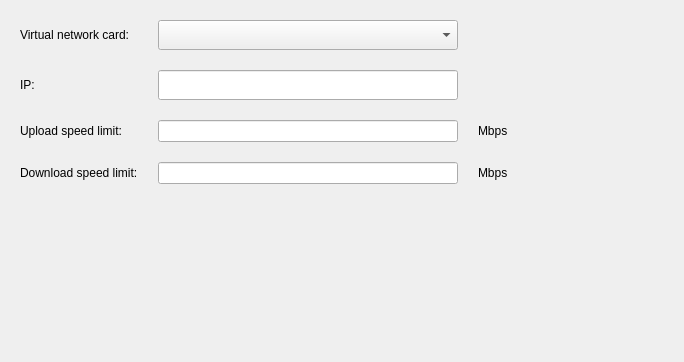
The window that src/pages/container/base-configuration/network-conf-tab.ui (openeuler-mirror/ks-scmc-gui) describes before a commit, drawn with Qt 5.
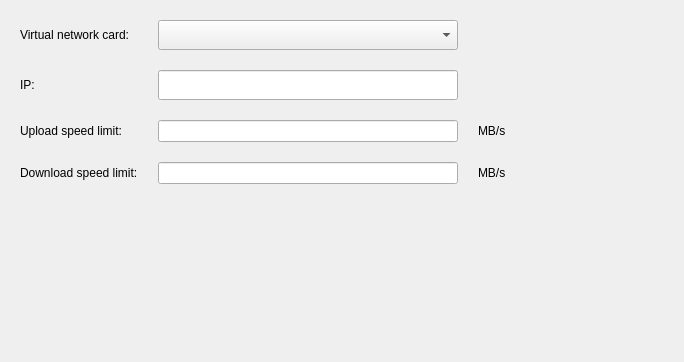
The same window after the commit. Custom widgets are drawn as their Qt base class.

Commit message: fix（pages）：modify mbps - 容器网络限制的单位修改为MB/s

```diff
--- a/src/pages/container/base-configuration/network-conf-tab.ui
+++ b/src/pages/container/base-configuration/network-conf-tab.ui
@@ -129,14 +129,14 @@
      <item row="2" column="2">
       <widget class="QLabel" name="label_3">
        <property name="text">
-        <string>Mbps</string>
+        <string>MB/s</string>
        </property>
       </widget>
      </item>
      <item row="3" column="2">
       <widget class="QLabel" name="label_5">
        <property name="text">
-        <string>Mbps</string>
+        <string>MB/s</string>
        </property>
       </widget>
      </item>
```
